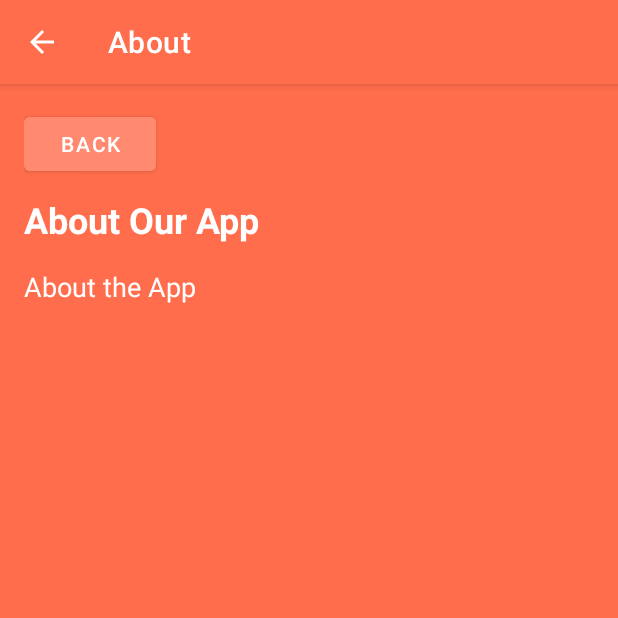
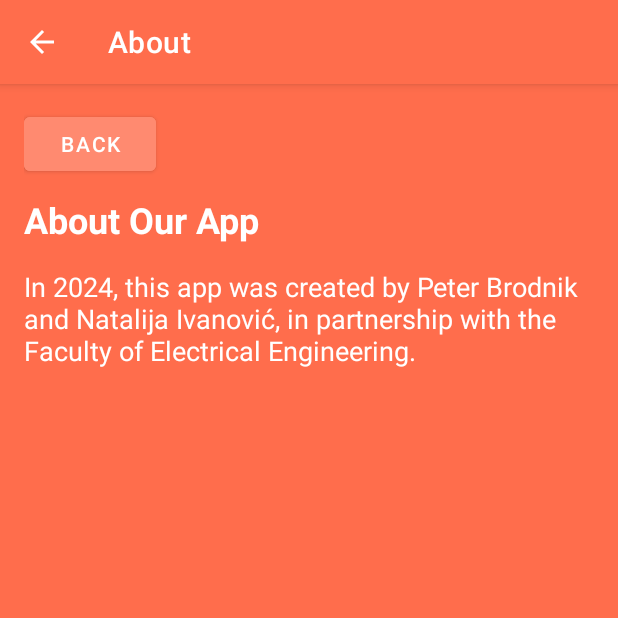
Before and after one commit to bropeter8/OutfitPicker, an Android app: the AboutActivity screen opened directly, with no data from a screen before it, on a phone screen of 412 x 824 dp, the top half of it. Run offline under Robolectric (Android 15) with nearby library versions, the light colour scheme and no system bars.

Commit message:
About the app text

```diff
--- a/app/src/main/res/layout/activity_about.xml
+++ b/app/src/main/res/layout/activity_about.xml
@@ -28,7 +28,7 @@
         android:id="@+id/about_text"
         android:layout_width="wrap_content"
         android:layout_height="wrap_content"
-        android:text="About the App"
+        android:text="@string/about_text"
         android:textColor="@color/white"
         android:textSize="18sp"
         android:layout_marginTop="16dp"/>
--- a/app/src/main/res/values/strings.xml
+++ b/app/src/main/res/values/strings.xml
@@ -38,4 +38,5 @@
     <string name="back">Back</string>
     <string name="about_app_description">About our app</string>
     <string name="settings">Settings</string>
+    <string name="about_text">In 2024, this app was created by Peter Brodnik and Natalija Ivanović, in partnership with the Faculty of Electrical Engineering.</string>
 </resources>
```
